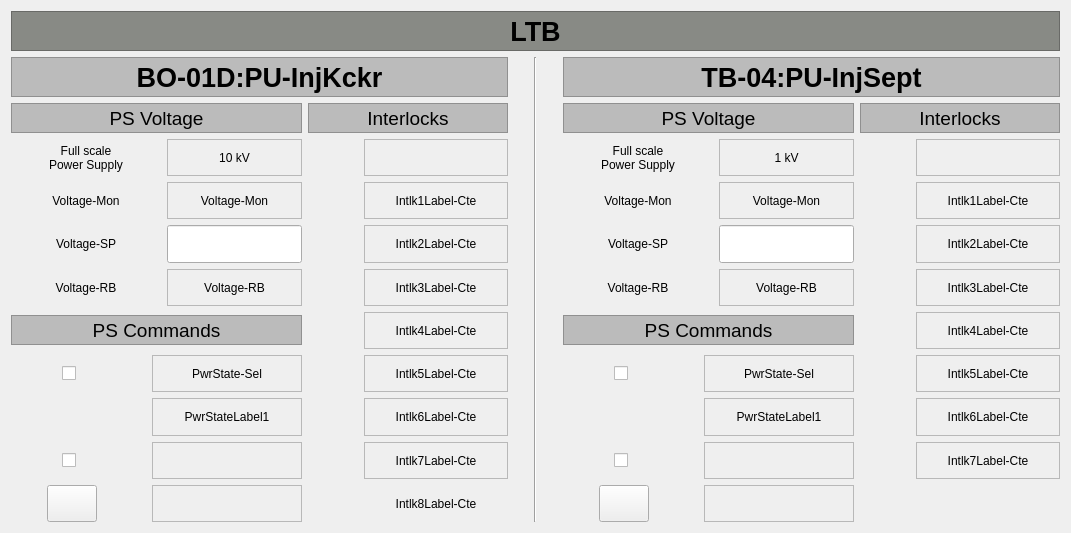
Old version of the form siriushlacon/spixconv/ui/ltb.ui in the repository lnls-sirius/pydm-opi.
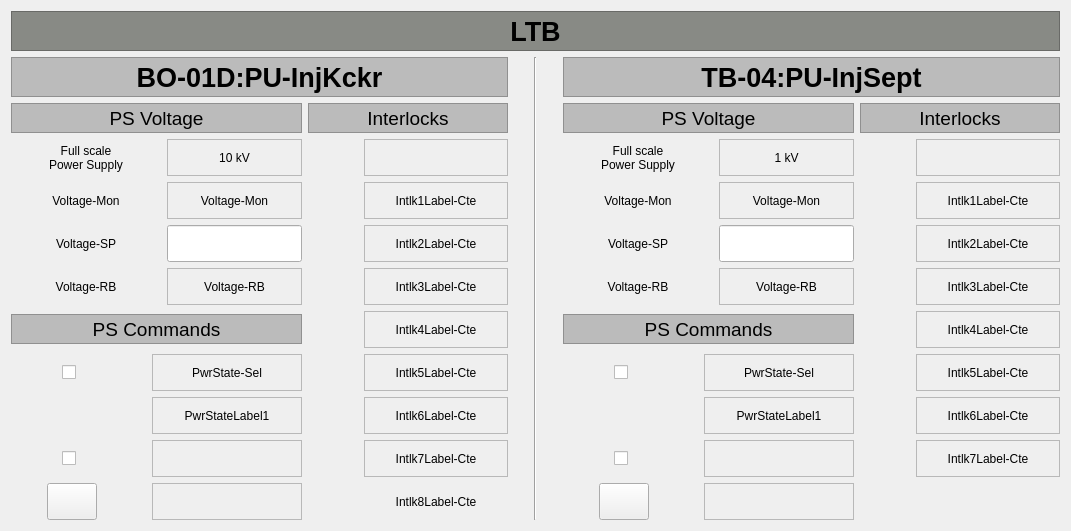
New version of the form. Custom widgets are drawn as their Qt base class.

Diff of the .ui file:
```diff
--- a/siriushlacon/spixconv/ui/ltb.ui
+++ b/siriushlacon/spixconv/ui/ltb.ui
@@ -7,7 +7,7 @@
     <x>0</x>
     <y>0</y>
     <width>1071</width>
-    <height>533</height>
+    <height>531</height>
    </rect>
   </property>
   <property name="windowTitle">
@@ -1598,6 +1598,15 @@
               </color>
              </brush>
             </colorrole>
+            <colorrole role="PlaceholderText">
+             <brush brushstyle="NoBrush">
+              <color alpha="128">
+               <red>0</red>
+               <green>0</green>
+               <blue>0</blue>
+              </color>
+             </brush>
+            </colorrole>
            </active>
            <inactive>
             <colorrole role="WindowText">
@@ -1735,6 +1744,15 @@
               </color>
              </brush>
             </colorrole>
+            <colorrole role="PlaceholderText">
+             <brush brushstyle="NoBrush">
+              <color alpha="128">
+               <red>0</red>
+               <green>0</green>
+               <blue>0</blue>
+              </color>
+             </brush>
+            </colorrole>
            </inactive>
            <disabled>
             <colorrole role="WindowText">
@@ -1872,6 +1890,15 @@
               </color>
              </brush>
             </colorrole>
+            <colorrole role="PlaceholderText">
+             <brush brushstyle="NoBrush">
+              <color alpha="128">
+               <red>0</red>
+               <green>0</green>
+               <blue>0</blue>
+              </color>
+             </brush>
+            </colorrole>
            </disabled>
           </palette>
          </property>
@@ -4631,6 +4658,15 @@
                 </color>
                </brush>
               </colorrole>
+              <colorrole role="PlaceholderText">
+               <brush brushstyle="NoBrush">
+                <color alpha="128">
+                 <red>0</red>
+                 <green>0</green>
+                 <blue>0</blue>
+                </color>
+               </brush>
+              </colorrole>
              </active>
              <inactive>
               <colorrole role="WindowText">
@@ -4768,6 +4804,15 @@
                 </color>
                </brush>
               </colorrole>
+              <colorrole role="PlaceholderText">
+               <brush brushstyle="NoBrush">
+                <color alpha="128">
+                 <red>0</red>
+                 <green>0</green>
+                 <blue>0</blue>
+                </color>
+               </brush>
+              </colorrole>
              </inactive>
              <disabled>
               <colorrole role="WindowText">
@@ -4905,6 +4950,15 @@
                 </color>
                </brush>
               </colorrole>
+              <colorrole role="PlaceholderText">
+               <brush brushstyle="NoBrush">
+                <color alpha="128">
+                 <red>0</red>
+                 <green>0</green>
+                 <blue>0</blue>
+                </color>
+               </brush>
+              </colorrole>
              </disabled>
             </palette>
            </property>
@@ -6438,6 +6492,11 @@
    <extends>QLabel</extends>
    <header>pydm.widgets.label</header>
   </customwidget>
+  <customwidget>
+   <class>PyDMByteIndicator</class>
+   <extends>QWidget</extends>
+   <header>pydm.widgets.byte</header>
+  </customwidget>
   <customwidget>
    <class>PyDMCheckbox</class>
    <extends>QCheckBox</extends>
@@ -6448,11 +6507,6 @@
    <extends>QLineEdit</extends>
    <header>pydm.widgets.line_edit</header>
   </customwidget>
-  <customwidget>
-   <class>PyDMByteIndicator</class>
-   <extends>QWidget</extends>
-   <header>pydm.widgets.byte</header>
-  </customwidget>
   <customwidget>
    <class>PyDMPushButton</class>
    <extends>QPushButton</extends>
```
Left out of the diff: 265 changed lines with no effect on the pictures.
